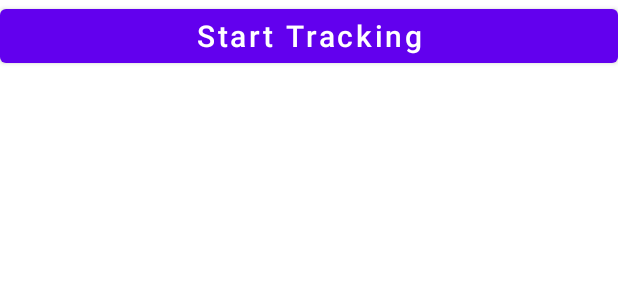
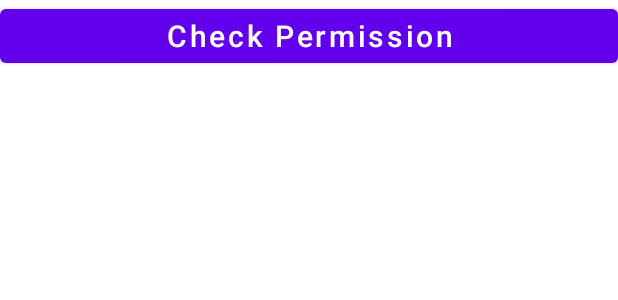
Before and after one commit to speldipn/UsageDemo, an Android app: the layout activity_main.xml on its own in the app's theme, with its tools: preview values and no code run, on a phone screen of 412 x 824 dp. Shown: the top 300 px of the screen. Run offline under Robolectric (Android 15) with nearby library versions, the phone set to English and light mode, and no system bars.

Commit message:
Fix button title

```diff
--- a/app/src/main/res/layout/activity_main.xml
+++ b/app/src/main/res/layout/activity_main.xml
@@ -13,7 +13,7 @@
         android:layout_alignParentStart="true"
         android:layout_alignParentTop="true"
         android:layout_alignParentEnd="true"
-        android:text="Start Tracking"
+        android:text="Check Permission"
         android:textAllCaps="false"
         android:textSize="20sp" />
 
```
